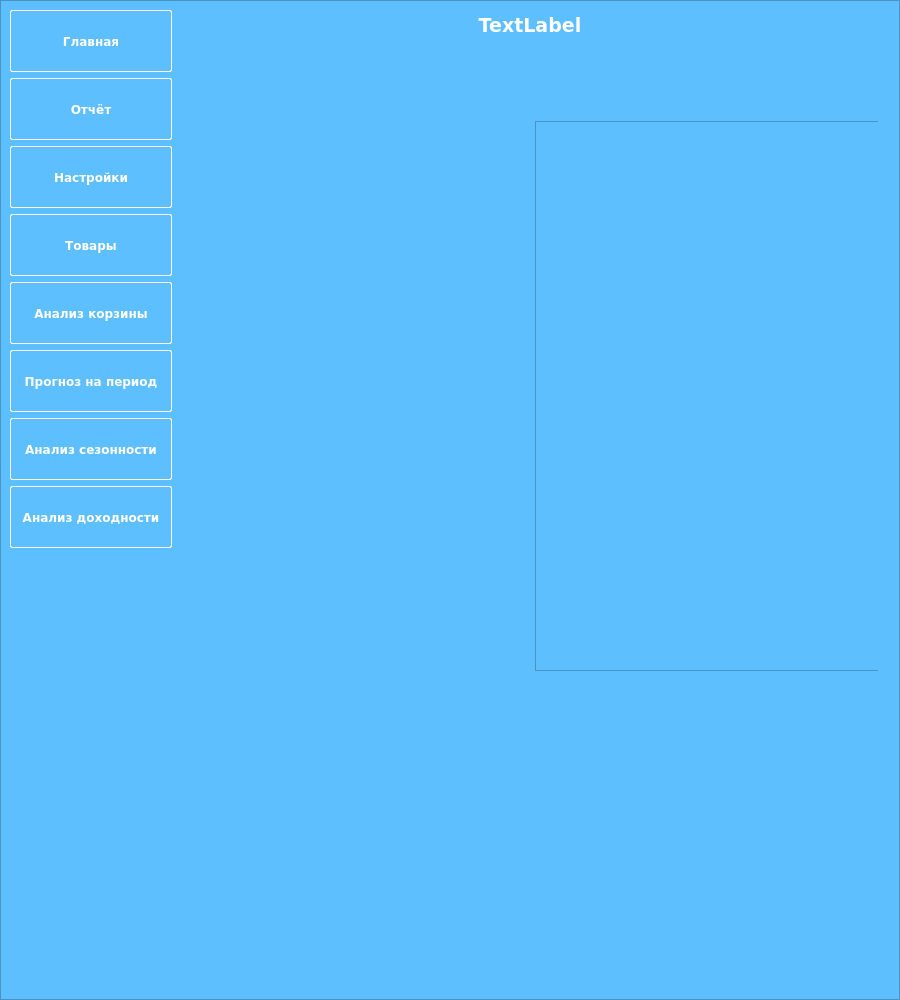
This is design_dev.ui in miptivan/data_desktop as Qt 5 draws it before an edit. The edited form follows.
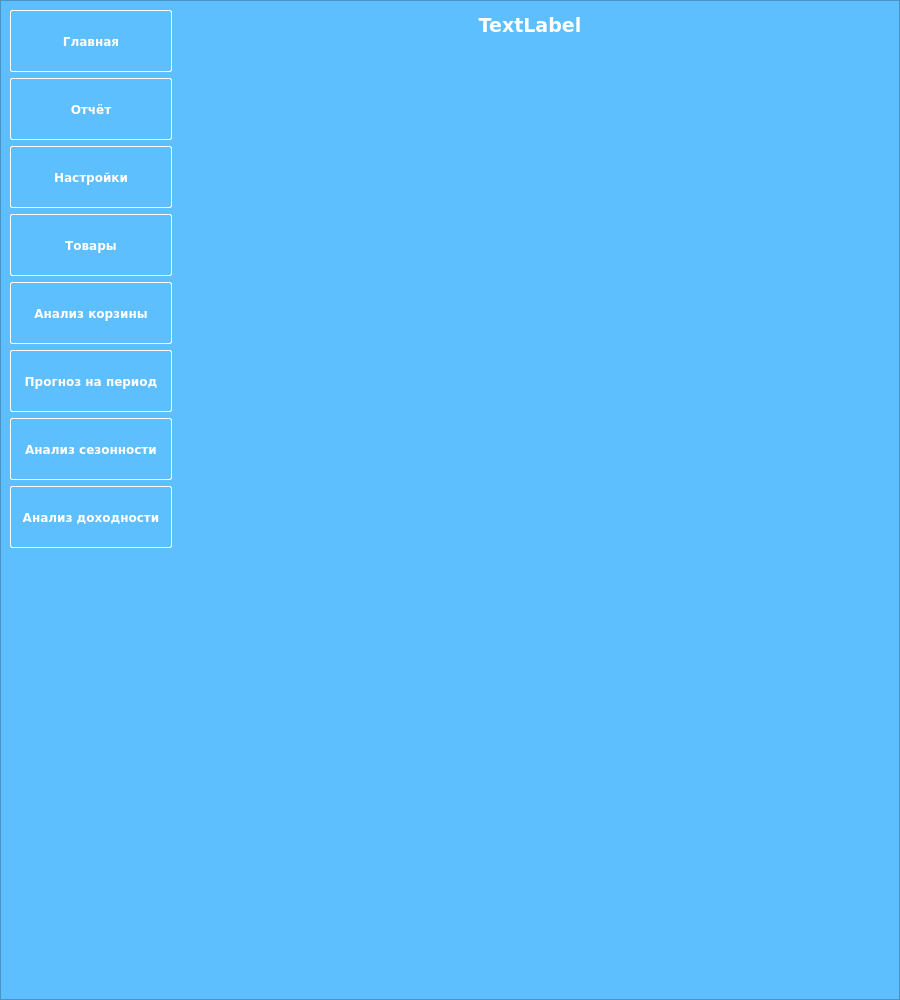
This is the edited form. Custom widgets are drawn as their Qt base class.

```diff
--- a/design_dev.ui
+++ b/design_dev.ui
@@ -1473,6 +1473,9 @@
                  <height>550</height>
                 </size>
                </property>
+               <property name="frameShape">
+                <enum>QFrame::NoFrame</enum>
+               </property>
               </widget>
              </item>
             </layout>
```
